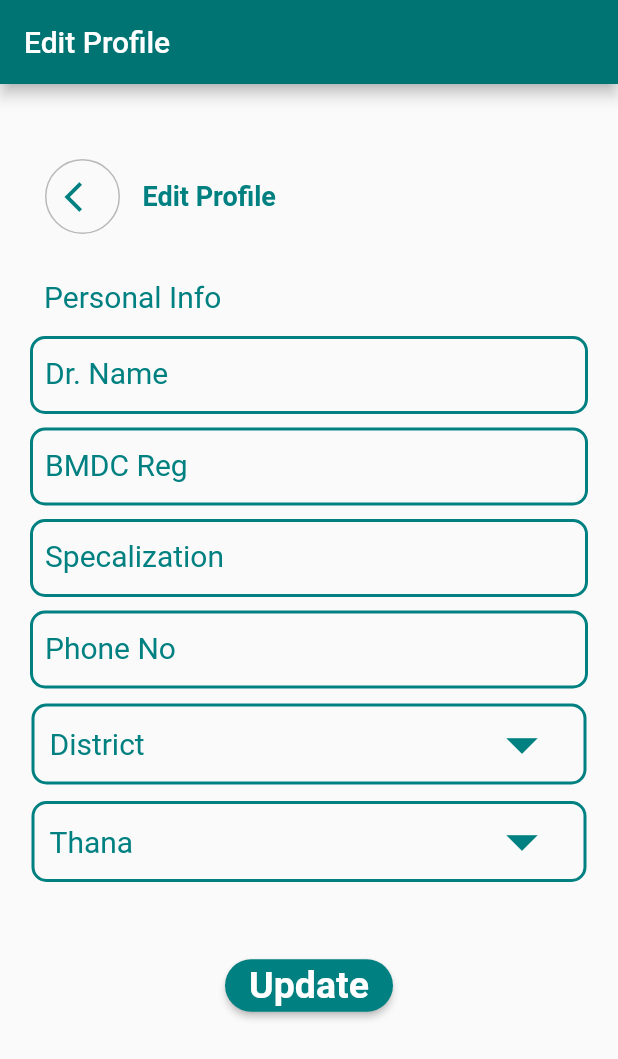
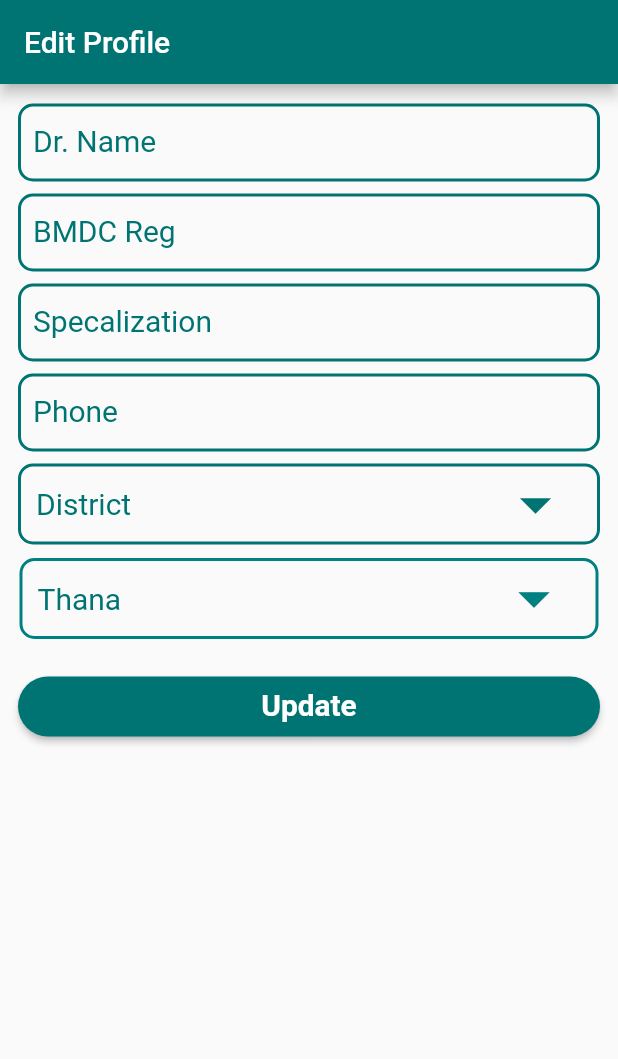
Before and after one commit to Dreamwinners-Technologies/Need-Doctor-s-App, a Flutter app: the MyHomePage screen opened directly, on a phone screen of 412 x 824 dp. Shown: the top 1059 px of the screen. Run offline on Flutter 3.47's test engine with Material 2 defaults, Android fonts, the phone set to English and light mode, and no system bars; our stand-ins replace flutter_secure_storage, flutter_svg, flutter_swiper, fluttertoast, image_cropper, image_picker and 1 more; accounts and stored records are empty.

Commit message:
code org edit profile and otp

```diff
--- a/lib/org_data/text_style.dart
+++ b/lib/org_data/text_style.dart
@@ -39,6 +39,55 @@ final register = Text(
   style: TextStyle(color: Color(0xff00BAA0), fontSize: 20),
 );
 
+//Otp Screen:
+final enterotptext = "Enter OTP";
+final lockimage = 'asset/password.png';
+final otptile = Text(
+  'We need to text you the OTP \n to authenticate your account',
+  style:
+      TextStyle(fontSize: 23, color: primaryColor, fontWeight: FontWeight.bold),
+);
+final submittex = Text('Submit',
+    style: TextStyle(
+        color: Colors.white, fontSize: 20, fontWeight: FontWeight.bold));
+//Edit Profile:
+final myinfo = Text('My Information',
+    style: TextStyle(
+      color: primaryColor,
+      fontSize: 20,
+    ));
+final editprofile = Text("Edit Profile");
+final drname = "Dr. Name";
+final bmdc = 'BMDC Reg';
+final spacalization = 'Specalization';
+final update = Text('Update',
+    style: TextStyle(
+        color: Colors.white, fontSize: 25, fontWeight: FontWeight.bold));
+final discrit = Text(
+  'District',
+  style: TextStyle(color: primaryColor, fontSize: 20),
+);
+final thana = Text(
+  'Thana',
+  style: TextStyle(color: primaryColor, fontSize: 20),
+);
+final editfieldpadding = const EdgeInsets.fromLTRB(12.0, 5.0, 12.0, 5.0);
+final updatetext = Text("Update",
+    style: TextStyle(
+      fontSize: 19.9,
+      fontWeight: FontWeight.bold,
+      color: white,
+    ));
+final donotgetotptext = Text(
+  "Don't get the OTP?",
+  style: TextStyle(color: Color(0xff008080), fontSize: 18),
+);
+final resentotptext = Text(
+  'Resend OTP.',
+  style:
+      TextStyle(color: primaryColor, fontSize: 18, fontWeight: FontWeight.bold),
+);
+
 //Durg Details:
 final drugtypestyle = TextStyle(
   color: primaryLight,
--- a/lib/view/Drag_Details.dart
+++ b/lib/view/Drag_Details.dart
@@ -27,6 +27,7 @@ class _DragDetailsState extends State<DragDetails> {
     // ignore: unused_local_variable
     double _weight = MediaQuery.of(context).size.width;
     return Scaffold(
+
       appBar: AppBar(
           elevation: 0.0,
           backgroundColor: primaryColor,
@@ -124,6 +125,7 @@ class _DragDetailsState extends State<DragDetails> {
           borderRadius: BorderRadius.circular(8.0),
           border: Border.all(width: 2.0, color: Colors.grey)),
       child: ExpansionTile(
+
         title: Text(name),
         children: [
           Align(
--- a/lib/view/ProfileEdit.dart
+++ b/lib/view/ProfileEdit.dart
@@ -2,13 +2,15 @@ import 'package:flutter/cupertino.dart';
 import 'package:flutter/material.dart';
 import 'package:need_doctors/Animation/FadeAnimation.dart';
 import 'package:need_doctors/Colors/Colors.dart';
+import 'package:need_doctors/items/objectdata.dart';
+import 'package:need_doctors/org_data/text_style.dart';
 
-
-class  ProfileEdit extends StatelessWidget {
+class ProfileEdit extends StatelessWidget {
   // This widget is the root of your application.
   @override
   Widget build(BuildContext context) {
     return MaterialApp(
+      theme: ThemeData(primaryColor: primaryColor),
       home: MyHomePage(),
     );
   }
@@ -24,130 +26,69 @@ class MyHomePage extends StatefulWidget {
 class _MyHomePageState extends State<MyHomePage> {
   final TextEditingController nameController = TextEditingController();
 
-
   @override
   Widget build(BuildContext context) {
-
     return Scaffold(
-       appBar: AppBar(title: Text("Edit Profile")),
-        body: profileView()// This trailing comma makes auto-formatting nicer for build methods.
+        appBar: AppBar(title: editprofile),
+        body:
+            FadeAnimation(1, profileView()) // This trailing comma makes auto-formatting nicer for build methods.
         );
   }
 
   Widget profileView() {
-    return Column(
+    return ListView(
+      padding: editfieldpadding,
       children: <Widget>[
-
+        _buildTextField1(nameController, drname),
+        _buildTextField1(nameController, bmdc),
+        _buildTextField1(nameController, spacalization),
+        _buildTextField1(nameController, phone),
+        District(),
+        Thana(),
         Padding(
-          padding: EdgeInsets.fromLTRB(30, 50, 30, 30),
-          child: Row(
-            children: <Widget>[
-              GestureDetector(child: Container(height: 50, width: 50 ,child: Icon(Icons.arrow_back_ios, size: 24,color: Color(0xff008080)), decoration: BoxDecoration(border: Border.all(color: Colors.black26), borderRadius: BorderRadius.all(Radius.circular(50))),),
-              onTap: (){
-                Navigator.pop(context);
-                print('back');
-              },
+          padding: const EdgeInsets.only(top: 20.0),
+          child: MaterialButton(
+            shape: RoundedRectangleBorder(
+                borderRadius: BorderRadius.all(Radius.circular(24.0))),
+            child: Text("Update",
+                style: TextStyle(
+                  fontSize: 19.9,
+                  fontWeight: FontWeight.bold,
+                  color: white,
+                )),
+            color: primaryColor,
+            minWidth: 100.0,
+            height: 40,
+            onPressed: () {},
           ),
-              SizedBox(width: 15,),
-              Text('Edit Profile', style: TextStyle(color: Color(0xff008080), fontSize: 18, fontWeight: FontWeight.bold),),
-              Container(height: 24,width: 24)
-            ],
-          ),
-        ),
-
-        Expanded(
-            child: Container(
-              child: Column(
-                children: <Widget>[
-                  Column(
-                    children: <Widget>[
-                      Align(
-                        alignment: FractionalOffset(0.1, 0.2),
-                        child: Text('Personal Info', style: TextStyle(color: Color(0xff008080), fontSize: 20,),
-                        ),)
-                    ],
-                  ),
-                  SizedBox(height: 10,),
-                  Padding(
-                    padding: const EdgeInsets.fromLTRB(20, 5, 20, 4),
-                    child:  FadeAnimation(1,  _buildTextField1(
-                      nameController,  'Dr. Name',),
-                    ),
-                  ),
-                  Padding(
-                    padding: const EdgeInsets.fromLTRB(20, 5, 20, 4),
-                    child:  FadeAnimation(1,  _buildTextField1(
-                      nameController,  'BMDC Reg',),
-                    ),
-                  ),
-                  Padding(
-                    padding: const EdgeInsets.fromLTRB(20, 5, 20, 4),
-                    child:  FadeAnimation(1,  _buildTextField1(
-                      nameController,  'Specalization',),
-                    ),
-                  ),
-                  Padding(
-                    padding: const EdgeInsets.fromLTRB(20, 5, 20, 4),
-                    child:  FadeAnimation(1,  _buildTextField1(
-                      nameController,  'Phone No',),
-                    ),
-                  ),
-                  Padding(
-                    padding: const EdgeInsets.fromLTRB(20, 5, 20, 4),
-                    child:  FadeAnimation(1,  District(),
-                    ),
-                  ),
-                  Padding(
-                    padding: const EdgeInsets.fromLTRB(20, 5, 20, 4),
-                    child:  FadeAnimation(1,  Thana()
-                    ),
-                  ),
-                  SizedBox(height: 40,),
-                  FadeAnimation(1,
-                    MaterialButton(
-                      minWidth: 100,
-                      height: 35,
-                      shape: RoundedRectangleBorder(borderRadius: BorderRadius.all(Radius.circular(24.0))),
-                      onPressed: () {
-                        print("tap");
-                      },
-                      color: Color(0xff008080),
-                      child: Text('Update',
-                          style: TextStyle(color: Colors.white, fontSize: 25, fontWeight: FontWeight.bold)),
-                    ),),
-                ],
-              ),
-            ))
+        )
       ],
     );
   }
 }
 
-
-_buildTextField1(
-    TextEditingController controller, String labelText) {
+_buildTextField1(TextEditingController controller, String labelText) {
   return Container(
-    decoration: BoxDecoration(borderRadius: BorderRadius.all(Radius.circular(10)),border: Border.all(width: 2.0, color: Color(0xff008080))),
+    margin: const EdgeInsets.only(top: 8.0),
+    decoration: BoxDecoration(
+        borderRadius: BorderRadius.all(Radius.circular(10)),
+        border: Border.all(width: 2.0, color: primaryColor)),
     child: TextField(
       controller: controller,
       style: TextStyle(color: Colors.white),
       decoration: InputDecoration(
-          contentPadding: EdgeInsets.symmetric(horizontal: 8,vertical: 0),
+          contentPadding: EdgeInsets.symmetric(horizontal: 8, vertical: 0),
           labelText: labelText,
-          labelStyle: TextStyle(color: Color(0xff008080), fontSize: 20),
+          labelStyle: TextStyle(color: primaryColor, fontSize: 20),
           border: InputBorder.none),
     ),
   );
 }
 
-
 class Thana extends StatelessWidget {
-
   String valueChoose;
   String selectText;
-  List ListItem = [
-    "Item 1", "Item 2", "Item 3", "Item 4"
-  ];
+  List ListItem = ["Item 1", "Item 2", "Item 3", "Item 4"];
 
   @override
   Widget build(BuildContext context) {
@@ -156,17 +97,18 @@ class Thana extends StatelessWidget {
         padding: const EdgeInsets.all(1.0),
         child: Container(
           padding: EdgeInsets.only(left: 10, right: 16),
-          decoration: BoxDecoration(borderRadius: BorderRadius.all(Radius.circular(10)),border: Border.all(width: 2.0, color: Color(0xff008080))),
+          decoration: BoxDecoration(
+              borderRadius: BorderRadius.all(Radius.circular(10)),
+              border: Border.all(width: 2.0, color: Color(0xff008080))),
           child: DropdownButton(
-            hint: Text('Thana',
-            style: TextStyle(color: Color(0xff008080), fontSize: 20),
-            ),
+            hint: thana,
             icon: Icon(Icons.arrow_drop_down),
             iconSize: 50,
             iconEnabledColor: Color(0xff008080),
             isExpanded: true,
             underline: SizedBox(),
-            style: TextStyle(color: primaryColor,
+            style: TextStyle(
+              color: primaryColor,
               fontSize: 22,
             ),
             value: valueChoose,
@@ -175,10 +117,10 @@ class Thana extends StatelessWidget {
                 valueChoose = newValue;
               });
             },
-            items: ListItem.map((valueItem) {
+            items: ListItem.map(
+              (valueItem) {
                 return DropdownMenuItem(
-                  value: valueItem,
-                  child: Text(valueItem));
+                    value: valueItem, child: Text(valueItem));
               },
             ).toList(),
           ),
@@ -191,31 +133,28 @@ class Thana extends StatelessWidget {
 }
 
 class District extends StatelessWidget {
-
   String valueChoose;
   String selectText;
-  List ListItem = [
-    "Item 1", "Item 2", "Item 3", "Item 4"
-  ];
+  List ListItem = ["Item 1", "Item 2", "Item 3", "Item 4"];
 
   @override
   Widget build(BuildContext context) {
     return Center(
-      child: Padding(
-        padding: const EdgeInsets.all(1.0),
       child: Container(
+        margin: const EdgeInsets.only(top: 8.0, bottom: 8.0),
         padding: EdgeInsets.only(left: 10, right: 16),
-          decoration: BoxDecoration(borderRadius: BorderRadius.all(Radius.circular(10)),border: Border.all(width: 2.0, color: Color(0xff008080))),
+        decoration: BoxDecoration(
+            borderRadius: BorderRadius.all(Radius.circular(10)),
+            border: Border.all(width: 2.0, color: primaryColor)),
         child: DropdownButton(
-            hint: Text('District',
-              style: TextStyle(color: Color(0xff008080), fontSize: 20),
-            ),
+          hint: discrit,
           icon: Icon(Icons.arrow_drop_down),
           iconSize: 50,
-            iconEnabledColor: Color(0xff008080),
+          iconEnabledColor: primaryColor,
           isExpanded: true,
           underline: SizedBox(),
-            style: TextStyle(color: primaryColor,
+          style: TextStyle(
+            color: primaryColor,
             fontSize: 22,
           ),
           value: valueChoose,
@@ -224,13 +163,11 @@ class District extends StatelessWidget {
               valueChoose = newValue;
             });
           },
-            items: ListItem.map((valueItem) {
-              return DropdownMenuItem(
-                  value: valueItem,
-                  child: Text(valueItem));
+          items: ListItem.map(
+            (valueItem) {
+              return DropdownMenuItem(value: valueItem, child: Text(valueItem));
             },
           ).toList(),
-          ),
         ),
       ),
     );
```
Also changed, not shown: lib/view/OtpPage.dart (+93 -129 lines). Lines whose indentation alone changed are shown as unchanged.
